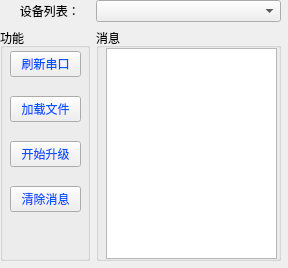
Old version of the form TTL-POWER-1031_UI/widget.ui in the repository tkr631060903/TTL-POWER-1031.
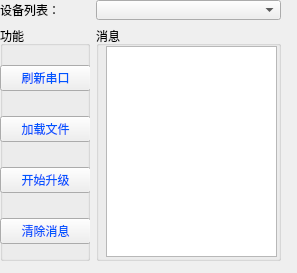
New version of the form.

The edit to the form file:
```diff
--- a/TTL-POWER-1031_UI/widget.ui
+++ b/TTL-POWER-1031_UI/widget.ui
@@ -6,10 +6,16 @@
    <rect>
     <x>0</x>
     <y>0</y>
-    <width>288</width>
-    <height>268</height>
+    <width>297</width>
+    <height>273</height>
    </rect>
   </property>
+  <property name="minimumSize">
+   <size>
+    <width>285</width>
+    <height>265</height>
+   </size>
+  </property>
   <property name="windowTitle">
    <string>TTL-POWER升级工具</string>
   </property>
@@ -18,28 +24,40 @@
     <rect>
      <x>0</x>
      <y>0</y>
-     <width>281</width>
-     <height>261</height>
+     <width>289</width>
+     <height>265</height>
     </rect>
    </property>
    <layout class="QGridLayout" name="gridLayout_2">
     <item row="2" column="0">
      <widget class="QGroupBox" name="groupBoxMenu">
+      <property name="minimumSize">
+       <size>
+        <width>90</width>
+        <height>235</height>
+       </size>
+      </property>
       <property name="title">
        <string>功能</string>
       </property>
       <widget class="QWidget" name="layoutWidget">
        <property name="geometry">
         <rect>
-         <x>10</x>
-         <y>10</y>
-         <width>71</width>
-         <height>191</height>
+         <x>0</x>
+         <y>20</y>
+         <width>91</width>
+         <height>221</height>
         </rect>
        </property>
        <layout class="QVBoxLayout" name="verticalLayoutMenu">
         <item>
          <widget class="QPushButton" name="refreshCOM">
+          <property name="minimumSize">
+           <size>
+            <width>70</width>
+            <height>20</height>
+           </size>
+          </property>
           <property name="styleSheet">
            <string notr="true">color: rgb(0, 85, 255);</string>
           </property>
@@ -50,6 +68,12 @@
         </item>
         <item>
          <widget class="QPushButton" name="loadFile">
+          <property name="minimumSize">
+           <size>
+            <width>70</width>
+            <height>20</height>
+           </size>
+          </property>
           <property name="styleSheet">
            <string notr="true">color: rgb(0, 85, 255);</string>
           </property>
@@ -65,8 +89,8 @@
           </property>
           <property name="minimumSize">
            <size>
-            <width>0</width>
-            <height>0</height>
+            <width>70</width>
+            <height>20</height>
            </size>
           </property>
           <property name="styleSheet">
@@ -81,8 +105,8 @@
          <widget class="QPushButton" name="clearMessage">
           <property name="minimumSize">
            <size>
-            <width>0</width>
-            <height>0</height>
+            <width>70</width>
+            <height>20</height>
            </size>
           </property>
           <property name="styleSheet">
@@ -101,27 +125,36 @@
      <widget class="QLabel" name="labelUART">
       <property name="minimumSize">
        <size>
-        <width>0</width>
-        <height>0</height>
+        <width>90</width>
+        <height>20</height>
        </size>
       </property>
       <property name="text">
-       <string>      设备列表：</string>
+       <string>设备列表：</string>
       </property>
      </widget>
     </item>
-    <item row="1" column="1" colspan="2">
-     <widget class="QComboBox" name="comboBoxUART">
-      <property name="minimumSize">
+    <item row="2" column="3">
+     <spacer name="horizontalSpacer">
+      <property name="orientation">
+       <enum>Qt::Orientation::Horizontal</enum>
+      </property>
+      <property name="sizeHint" stdset="0">
        <size>
-        <width>120</width>
-        <height>0</height>
+        <width>40</width>
+        <height>20</height>
        </size>
       </property>
-     </widget>
+     </spacer>
     </item>
     <item row="2" column="1" colspan="2">
      <widget class="QGroupBox" name="groupBoxRev">
+      <property name="minimumSize">
+       <size>
+        <width>185</width>
+        <height>235</height>
+       </size>
+      </property>
       <property name="title">
        <string>消息</string>
       </property>
@@ -134,9 +167,38 @@
          <height>211</height>
         </rect>
        </property>
+       <property name="minimumSize">
+        <size>
+         <width>170</width>
+         <height>210</height>
+        </size>
+       </property>
       </widget>
      </widget>
     </item>
+    <item row="3" column="1">
+     <spacer name="verticalSpacer">
+      <property name="orientation">
+       <enum>Qt::Orientation::Vertical</enum>
+      </property>
+      <property name="sizeHint" stdset="0">
+       <size>
+        <width>20</width>
+        <height>40</height>
+       </size>
+      </property>
+     </spacer>
+    </item>
+    <item row="1" column="1" colspan="2">
+     <widget class="QComboBox" name="comboBoxUART">
+      <property name="minimumSize">
+       <size>
+        <width>185</width>
+        <height>20</height>
+       </size>
+      </property>
+     </widget>
+    </item>
    </layout>
   </widget>
  </widget>
```
